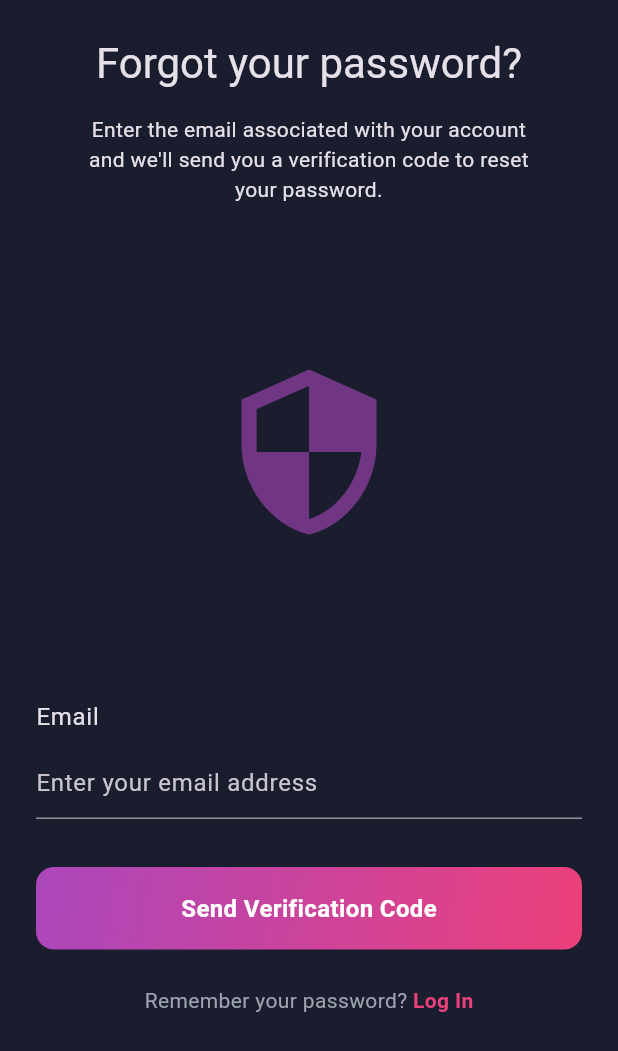
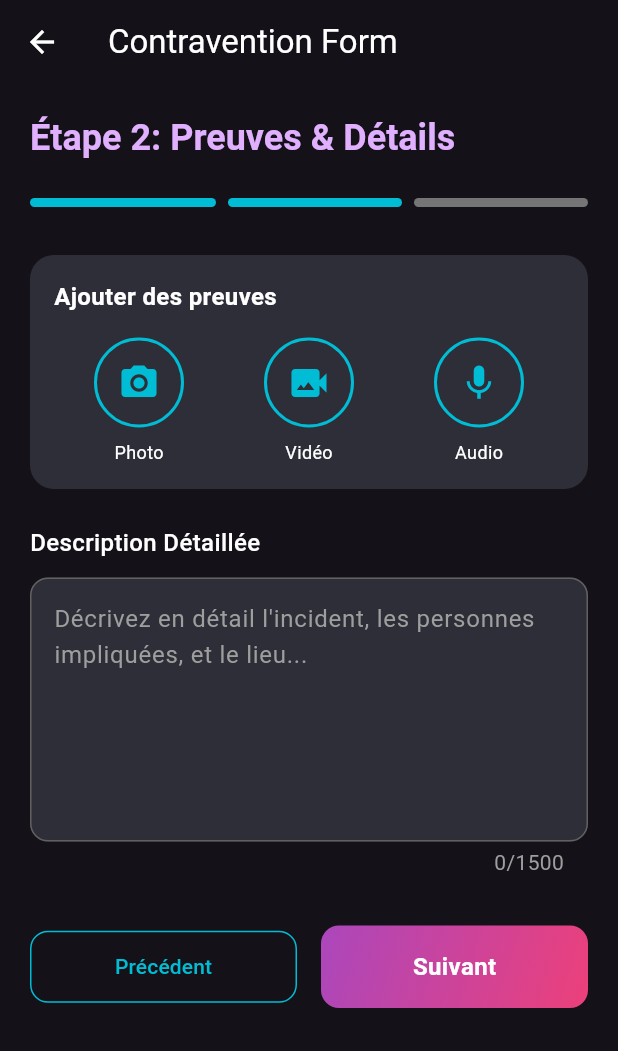
Before and after one commit to wijdane1129/uvillage_infraction, a Flutter app: the screen it shows after launch, on a phone screen of 412 x 824 dp. Shown: the top 1051 px of the screen. Run offline on Flutter 3.47's test engine with Material 3 defaults, Android fonts, the phone set to English and light mode, and no system bars; our stand-ins replace dio, file_picker, flutter_riverpod, flutter_secure_storage, image_picker.

Commit message:
contravention form step 2 front and back

```diff
--- a/frontend/lib/main.dart
+++ b/frontend/lib/main.dart
@@ -3,7 +3,7 @@ import 'package:flutter_riverpod/flutter_riverpod.dart';
 import 'screens/create_account_screen.dart';
 import 'screens/verification_code_screen.dart';
 import 'screens/forgot_password_screen.dart';
-
+import 'screens/contravention_step2.dart';
 
 void main() {
   // Wrap the app with ProviderScope so Riverpod providers work
@@ -18,7 +18,7 @@ class MyApp extends StatelessWidget {
     return MaterialApp(
       title: 'Infractions App',
       theme: ThemeData.dark(),
-      home: const ForgotPasswordScreen(), // or other screen you want to preview
+      home: const ContraventionStep2Screen(), // or other screen you want to preview
     );
   }
 }
--- /dev/null
+++ b/frontend/lib/models/contravention_models.dart
@@ -0,0 +1,103 @@
+import 'dart:io';
+
+class ContraventionMediaDetail {
+  final int id;
+  final String mediaType;
+  final String mediaUrl;
+  final File file;
+
+  ContraventionMediaDetail({
+    required this.id,
+    required this.mediaType,
+    required this.mediaUrl,
+    required this.file,
+  });
+
+  @override
+  String toString() {
+    return 'MediaDetail(id: $id, type: $mediaType, url: $mediaUrl)';
+  }
+}
+
+class ContraventionFormData {
+  final int currentStep;
+  final String description;
+  final List<ContraventionMediaDetail> media;
+
+  ContraventionFormData({
+    this.currentStep = 2,
+    this.description = '',
+    this.media = const [],
+  });
+
+  ContraventionFormData copyWith({
+    int? currentStep,
+    String? description,
+    List<ContraventionMediaDetail>? media,
+  }) {
+    return ContraventionFormData(
+      currentStep: currentStep ?? this.currentStep,
+      description: description ?? this.description,
+      media: media ?? this.media,
+    );
+  }
+}
+
+// --- API/Backend Models (for sending/receiving data) ---
+
+// Your existing API model for media (corrected case and List<String> to String)
+class ContraventionMediaModels {
+  final int? id; // Nullable as it might not be set before upload
+  final String mediaUrl;
+  final String mediaType;
+
+  ContraventionMediaModels({
+    this.id,
+    required this.mediaUrl,
+    required this.mediaType,
+  });
+
+  Map<String, dynamic> toJson() {
+    return {'id': id, 'mediaUrl': mediaUrl, 'mediaType': mediaType};
+  }
+
+  factory ContraventionMediaModels.fromJson(Map<String, dynamic> json) {
+    return ContraventionMediaModels(
+      id: json['id'],
+      mediaUrl: json['mediaUrl'],
+      mediaType: json['mediaType'],
+    );
+  }
+}
+
+// Your existing API model for Contravention (corrected factory name)
+class Contravention {
+  final int? rowid;
+  final String description;
+  final List<ContraventionMediaModels> media;
+
+  Contravention({this.rowid, required this.description, required this.media});
+
+  Map<String, dynamic> toJson() {
+    return {
+      'rowid': rowid,
+      'description': description,
+      'media': media.map((e) => e.toJson()).toList(),
+    };
+  }
+
+  factory Contravention.fromJson(Map<String, dynamic> json) {
+    return Contravention(
+      rowid: json['rowid'] as int?,
+      description: json['description'] as String? ?? '',
+      media:
+          (json['media'] as List<dynamic>? ?? [])
+              .map(
+                (e) => ContraventionMediaModels.fromJson(
+                  e as Map<String, dynamic>,
+                ),
+              )
+              .toList(),
+    );
+  }
+}
--- /dev/null
+++ b/frontend/lib/providers/contravention_provider.dart
@@ -0,0 +1,42 @@
+// lib/providers/contravention_provider.dart
+
+import 'package:flutter_riverpod/flutter_riverpod.dart';
+import '../models/contravention_models.dart';
+
+class ContraventionFormDataNotifier extends StateNotifier<ContraventionFormData> {
+  ContraventionFormDataNotifier() : super(ContraventionFormData());
+
+  void setStep(int step) {
+    state = state.copyWith(currentStep: step);
+  }
+
+  void setDescription(String description) {
+    state = state.copyWith(description: description);
+  }
+
+  void addMedia(ContraventionMediaDetail mediaDetail) {
+    final newMediaList = [...state.media, mediaDetail];
+    state = state.copyWith(media: newMediaList);
+  }
+
+  void removeMedia(int mediaId) {
+    final newMediaList =
+        state.media.where((m) => m.id != mediaId).toList();
+    state = state.copyWith(media: newMediaList);
+  }
+  void updateMedia(ContraventionMediaDetail updateMedia){
+    final newMediaList = state.media.map((m) {
+      if (m.id == updateMedia.id) {
+        return updateMedia;
+      }
+      return m;
+    }).toList();
+    state = state.copyWith(media: newMediaList);
+  }
+}
+
+final contraventionFormDataProvider =
+    StateNotifierProvider<ContraventionFormDataNotifier, ContraventionFormData>(
+        (ref) {
+  return ContraventionFormDataNotifier();
+});
--- /dev/null
+++ b/frontend/lib/screens/contravention_step2.dart
@@ -0,0 +1,390 @@
+// lib/screens/contravention_step2_screen.dart
+import 'package:flutter/material.dart';
+import 'package:flutter_riverpod/flutter_riverpod.dart';
+import 'package:image_picker/image_picker.dart';
+import 'package:file_picker/file_picker.dart';
+import 'dart:io';
+import '../models/contravention_models.dart';
+import '../providers/contravention_provider.dart';
+import 'package:infractions_app/widgets/gradient_button.dart';
+
+class ContraventionStep2Screen extends ConsumerStatefulWidget {
+  const ContraventionStep2Screen({Key? key}) : super(key: key);
+
+  @override
+  ConsumerState<ContraventionStep2Screen> createState() =>
+      _ContraventionStep2ScreenState();
+}
+
+class _ContraventionStep2ScreenState
+    extends ConsumerState<ContraventionStep2Screen> {
+  late TextEditingController descriptionController;
+  final ImagePicker _imagePicker = ImagePicker();
+
+  @override
+  void initState() {
+    super.initState();
+
+    descriptionController = TextEditingController(
+      text: ref.read(contraventionFormDataProvider).description,
+    );
+  }
+
+  @override
+  void dispose() {
+    descriptionController.dispose();
+    super.dispose();
+  }
+
+  Future<void> _pickMedia(String mediaType) async {
+    try {
+      XFile? pickedFile;
+      FilePickerResult? filePickerResult;
+
+      if (mediaType == 'PHOTO') {
+        pickedFile = await _imagePicker.pickImage(source: ImageSource.gallery);
+      } else if (mediaType == 'VIDEO') {
+        pickedFile = await _imagePicker.pickVideo(source: ImageSource.gallery);
+      } else if (mediaType == 'AUDIO') {
+        filePickerResult = await FilePicker.platform.pickFiles(
+          type: FileType.custom,
+          allowedExtensions: ['mp3', 'm4a', 'wav'],
+        );
+      }
+
+      if (pickedFile != null) {
+        _addFileToProvider(pickedFile.path, mediaType, File(pickedFile.path));
+      } else if (filePickerResult != null &&
+          filePickerResult.files.isNotEmpty) {
+        final platformFile = filePickerResult.files.first;
+        if (platformFile.path != null) {
+          _addFileToProvider(
+            platformFile.path!,
+            mediaType,
+            File(platformFile.path!),
+          );
+        }
+      }
+    } catch (e) {
+      if (!mounted) return;
+      ScaffoldMessenger.of(context).showSnackBar(
+        SnackBar(content: Text('Erreur lors de la sélection du média: $e')),
+      );
+    }
+  }
+
+  void _addFileToProvider(String path, String mediaType, File file) {
+    final currentMediaCount =
+        ref.read(contraventionFormDataProvider).media.length;
+    ref
+        .read(contraventionFormDataProvider.notifier)
+        .addMedia(
+          ContraventionMediaDetail(
+            id: currentMediaCount + 1,
+            mediaType: mediaType,
+            mediaUrl: path,
+            file: file,
+          ),
+        );
+  }
+
+  void _removeFile(int mediaId) {
+    ref.read(contraventionFormDataProvider.notifier).removeMedia(mediaId);
+  }
+
+  @override
+  Widget build(BuildContext context) {
+    final formState = ref.watch(contraventionFormDataProvider);
+
+    // Watch the media list specifically for UI updates
+    final selectedMedia = formState.media;
+
+    return Scaffold(
+      appBar: AppBar(
+        // Style adjustments for a dark/themed app look based on the image
+        title: const Text('Contravention Form'),
+        backgroundColor: Colors.transparent,
+        elevation: 0,
+        foregroundColor: Colors.white,
+        leading: IconButton(
+          icon: const Icon(Icons.arrow_back),
+          onPressed: () => Navigator.pop(context),
+        ),
+      ),
+      body: SingleChildScrollView(
+        padding: const EdgeInsets.all(20.0),
+        child: Column(
+          crossAxisAlignment: CrossAxisAlignment.start,
+          children: [
+            Text(
+              'Étape 2: Preuves & Détails',
+              style: Theme.of(context).textTheme.headlineSmall?.copyWith(
+                color: const Color(0xFFE0B0FF), // Purple/Pink color from image
+                fontWeight: FontWeight.bold,
+              ),
+            ),
+            const SizedBox(height: 24),
+            _buildProgressIndicator(formState.currentStep),
+            const SizedBox(height: 32),
+            _buildMediaUploadSection(selectedMedia),
+            const SizedBox(height: 24),
+            _buildDescriptionField(),
+            const SizedBox(height: 32),
+            _buildNavigationButtons(context),
+          ],
+        ),
+      ),
+    );
+  }
+
+  Widget _buildProgressIndicator(int currentStep) {
+    return Row(
+      children: List.generate(3, (index) {
+        return Expanded(
+          child: Container(
+            margin: EdgeInsets.only(left: index > 0 ? 8 : 0),
+            height: 6,
+            decoration: BoxDecoration(
+              // Step 1 and 2 are active (index 0 and 1)
+              color: index < currentStep ? Colors.cyan : Colors.grey[600],
+              borderRadius: BorderRadius.circular(3),
+            ),
+          ),
+        );
+      }),
+    );
+  }
+
+  Widget _buildMediaUploadSection(
+    List<ContraventionMediaDetail> selectedMedia,
+  ) {
+    return Container(
+      padding: const EdgeInsets.all(16),
+      decoration: BoxDecoration(
+        color: const Color(0xFF2E2E38), // Dark background color from image
+        borderRadius: BorderRadius.circular(16),
+      ),
+      child: Column(
+        crossAxisAlignment: CrossAxisAlignment.start,
+        children: [
+          const Text(
+            'Ajouter des preuves',
+            style: TextStyle(
+              fontSize: 16,
+              fontWeight: FontWeight.w600,
+              color: Colors.white,
+            ),
+          ),
+          const SizedBox(height: 16),
+          Row(
+            mainAxisAlignment: MainAxisAlignment.spaceAround,
+            children: [
+              _buildMediaButton('Photo', Icons.camera_alt, 'PHOTO'),
+              _buildMediaButton('Vidéo', Icons.video_camera_back, 'VIDEO'),
+              _buildMediaButton('Audio', Icons.mic, 'AUDIO'),
+            ],
+          ),
+          if (selectedMedia.isNotEmpty) ...[
+            const SizedBox(height: 16),
+            _buildFilePreview(selectedMedia),
+          ],
+        ],
+      ),
+    );
+  }
+
+  Widget _buildMediaButton(String label, IconData icon, String mediaType) {
+    const Color buttonColor = Colors.cyan;
+    return GestureDetector(
+      onTap: () => _pickMedia(mediaType),
+      child: Column(
+        children: [
+          Container(
+            width: 60,
+            height: 60,
+            decoration: BoxDecoration(
+              shape: BoxShape.circle,
+              border: Border.all(color: buttonColor, width: 2),
+            ),
+            child: Icon(icon, color: buttonColor, size: 28),
+          ),
+          const SizedBox(height: 8),
+          Text(
+            label,
+            style: const TextStyle(fontSize: 12, color: Colors.white),
+          ),
+        ],
+      ),
+    );
+  }
+
+  Widget _buildFilePreview(List<ContraventionMediaDetail> media) {
+    return GridView.builder(
+      shrinkWrap: true,
+      physics: const NeverScrollableScrollPhysics(),
+      gridDelegate: const SliverGridDelegateWithFixedCrossAxisCount(
+        crossAxisCount: 2,
+        crossAxisSpacing: 12,
+        mainAxisSpacing: 12,
+        childAspectRatio: 1.5, // Adjusted for better visual
+      ),
+      itemCount: media.length,
+      itemBuilder: (context, index) {
+        final item = media[index];
+        return Stack(
+          children: [
+            Container(
+              clipBehavior: Clip.antiAlias,
+              decoration: BoxDecoration(
+                color: Colors.grey[800],
+                borderRadius: BorderRadius.circular(8),
+              ),
+              child: _getMediaWidget(item),
+            ),
+            Positioned(
+              top: 4,
+              right: 4,
+              child: GestureDetector(
+                onTap: () => _removeFile(item.id),
+                child: Container(
+                  padding: const EdgeInsets.all(2),
+                  decoration: const BoxDecoration(
+                    color: Colors.black87,
+                    shape: BoxShape.circle,
+                  ),
+                  child: const Icon(Icons.close, color: Colors.white, size: 20),
+                ),
+              ),
+            ),
+          ],
+        );
+      },
+    );
+  }
+
+  Widget _getMediaWidget(ContraventionMediaDetail item) {
+    switch (item.mediaType) {
+      case 'PHOTO':
+        return Image.file(
+          item.file,
+          fit: BoxFit.cover,
+          errorBuilder:
+              (context, error, stackTrace) =>
+                  const Center(child: Icon(Icons.image_not_supported)),
+        );
+      case 'VIDEO':
+        return const Center(
+          child: Icon(
+            Icons.play_circle_outline,
+            color: Colors.white70,
+            size: 48,
+          ),
+        );
+      case 'AUDIO':
+        return const Center(
+          child: Icon(Icons.audiotrack, color: Colors.white70, size: 48),
+        );
+      default:
+        return const Center(child: Icon(Icons.attachment));
+    }
+  }
+
+  Widget _buildDescriptionField() {
+    return Column(
+      crossAxisAlignment: CrossAxisAlignment.start,
+      children: [
+        const Text(
+          'Description Détaillée',
+          style: TextStyle(
+            fontSize: 16,
+            fontWeight: FontWeight.w500,
+            color: Colors.white,
+          ),
+        ),
+        const SizedBox(height: 12),
+        ValueListenableBuilder<TextEditingValue>(
+          valueListenable: descriptionController,
+          builder: (context, value, child) {
+            return TextField(
+              controller: descriptionController,
+              maxLines: 6,
+              maxLength: 1500,
+              style: const TextStyle(color: Colors.white),
+              decoration: InputDecoration(
+                hintText:
+                    'Décrivez en détail l\'incident, les personnes impliquées, et le lieu...',
+                hintStyle: TextStyle(color: Colors.grey[500]),
+                border: OutlineInputBorder(
+                  borderRadius: BorderRadius.circular(12),
+                  borderSide: const BorderSide(color: Colors.cyan),
+                ),
+                enabledBorder: OutlineInputBorder(
+                  borderRadius: BorderRadius.circular(12),
+                  borderSide: BorderSide(color: Colors.grey[700]!),
+                ),
+                focusedBorder: OutlineInputBorder(
+                  borderRadius: BorderRadius.circular(12),
+                  borderSide: const BorderSide(color: Colors.cyan, width: 2),
+                ),
+                fillColor: const Color(0xFF2E2E38),
+                filled: true,
+                // Use counter widget for live update of character count
+                counter: Text(
+                  '${value.text.length}/1500',
+                  style: const TextStyle(color: Colors.grey),
+                ),
+                counterText: '', // Hide default counter
+              ),
+              onChanged: (newValue) {
+                // Update the provider state
+                ref
+                    .read(contraventionFormDataProvider.notifier)
+                    .setDescription(newValue);
+              },
+            );
+          },
+        ),
+      ],
+    );
+  }
+
+  Widget _buildNavigationButtons(BuildContext context) {
+    final isDescriptionValid = descriptionController.text.isNotEmpty;
+
+    return Row(
+      children: [
+
+        Expanded(
+          child: OutlinedButton(
+            onPressed: () => Navigator.pop(context),
+            style: OutlinedButton.styleFrom(
+              padding: const EdgeInsets.symmetric(vertical: 14),
+              side: const BorderSide(color: Colors.cyan),
+              shape: RoundedRectangleBorder(
+                borderRadius: BorderRadius.circular(12),
+              ),
+            ),
+            child: const Text(
+              'Précédent',
+              style: TextStyle(color: Colors.cyan),
+            ),
+          ),
+        ),
+        const SizedBox(width: 16),
+        Expanded(
+          child: GradientButton(
+            text: 'Suivant',
+            onPressed: () {
+              // Guard: do nothing if description is invalid
+              if (!isDescriptionValid) return;
+              // Update step and navigate to the next screen
+              ref.read(contraventionFormDataProvider.notifier).setStep(3);
+              // Ensure you have a route set up for '/contravention-step3'
+              Navigator.pushNamed(context, '/contravention-step3');
+            },
+          ),
+        ),
+      ],
+    );
+  }
+}
--- a/frontend/pubspec.yaml
+++ b/frontend/pubspec.yaml
@@ -25,6 +25,8 @@ dependencies:
   fl_chart: ^0.60.0
   data_tables: ^1.1.1
   image_picker: ^0.8.7+5
+  file_picker: ^8.0.0
+  http: ^1.1.0
   camera: ^0.11.1+1
   fluttertoast: ^8.2.1
   another_flushbar: ^1.11.0
```
Also changed, not shown: frontend/lib/providers/auth_provider.dart (+12 -0 lines), frontend/lib/screens/verification_code_screen.dart (+20 -3 lines), frontend/lib/services/auth_service.dart (+11 -0 lines), frontend/lib/services/file_upload_service.dart (added, +43 -0 lines), frontend/pubspec.lock, 7 other files.
